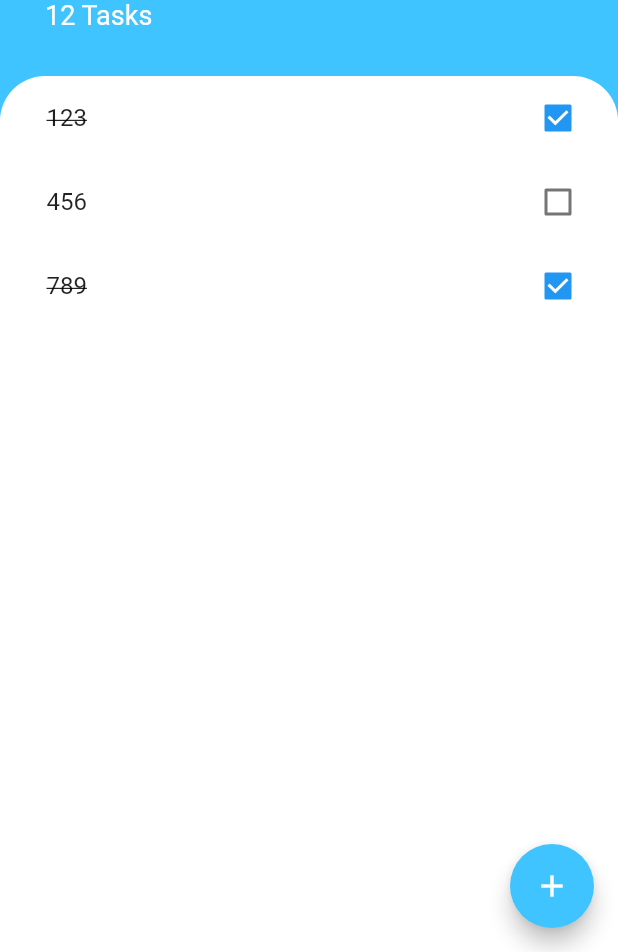
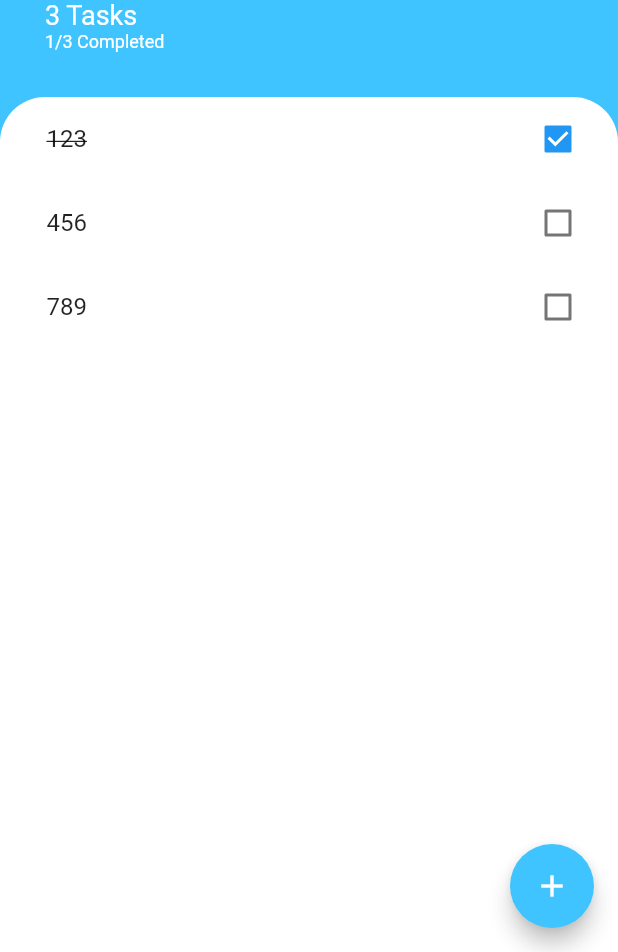
Before and after one commit to FeltesPT/todoey, a Flutter app: the screen it shows after launch, on a phone screen of 412 x 824 dp, the part 284-1236 px from its top. Run offline on Flutter 3.47's test engine with Material 2 defaults, Android fonts, the phone set to English and light mode, and no system bars.

Commit message:
Added provider and completed count

```diff
--- a/lib/main.dart
+++ b/lib/main.dart
@@ -1,14 +1,19 @@
 import 'package:flutter/material.dart';
 import 'screens/tasks_screen.dart';
+import 'package:provider/provider.dart';
+import 'package:todoey_flutter/models/data.dart';
 
 void main() => runApp(MyApp());
 
 class MyApp extends StatelessWidget {
   @override
   Widget build(BuildContext context) {
-    return Container(
-      child: MaterialApp(
-        home: TasksScreen(),
+    return ChangeNotifierProvider<Data>(
+      create: (_) => Data(),
+      child: Container(
+        child: MaterialApp(
+          home: TasksScreen(),
+        ),
       ),
     );
   }
--- /dev/null
+++ b/lib/models/data.dart
@@ -0,0 +1,26 @@
+import 'package:flutter/material.dart';
+
+import 'package:todoey_flutter/models/task.dart';
+
+class Data extends ChangeNotifier {
+  List<Task> tasks = [
+    Task(text: "123", isDone: true),
+    Task(text: "456"),
+    Task(text: "789"),
+  ];
+
+  void addTasks(Task newTask) {
+    tasks.add(newTask);
+    notifyListeners();
+  }
+
+  int getCompletedCount() {
+    var completed = tasks.where((i) => i.isDone).toList();
+    return completed.length;
+  }
+
+  int getNotCompletedCount() {
+    var notCompleted = tasks.where((i) => !i.isDone).toList();
+    return notCompleted.length;
+  }
+}
--- a/lib/screens/add_task_screen.dart
+++ b/lib/screens/add_task_screen.dart
@@ -1,5 +1,4 @@
 import 'package:flutter/material.dart';
-import 'package:todoey_flutter/models/task.dart';
 
 class AddTaskScreen extends StatelessWidget {
   AddTaskScreen({@required this.onTaskAdded});
@@ -42,9 +41,7 @@ class AddTaskScreen extends StatelessWidget {
             ),
             FlatButton(
               onPressed: () {
-                onTaskAdded(
-                  Task(text: taskText),
-                );
+                onTaskAdded(taskText);
                 controller.clear();
               },
               child: Text("Add"),
--- a/lib/screens/tasks_screen.dart
+++ b/lib/screens/tasks_screen.dart
@@ -1,4 +1,6 @@
 import 'package:flutter/material.dart';
+import 'package:provider/provider.dart';
+import 'package:todoey_flutter/models/data.dart';
 import 'package:todoey_flutter/widgets/task_list.dart';
 import 'add_task_screen.dart';
 
@@ -10,12 +12,6 @@ class TasksScreen extends StatefulWidget {
 }
 
 class _TasksScreenState extends State<TasksScreen> {
-  final List<Task> tasks = [
-    Task(text: "123", isDone: true),
-    Task(text: "456"),
-    Task(text: "789", isDone: true),
-  ];
-
   @override
   Widget build(BuildContext context) {
     return Scaffold(
@@ -27,10 +23,12 @@ class _TasksScreenState extends State<TasksScreen> {
           showModalBottomSheet(
               context: context,
               builder: (context) => AddTaskScreen(
-                    onTaskAdded: (task) {
+                    onTaskAdded: (taskTitle) {
                       setState(() {
-                        tasks.add(task);
+                        Provider.of<Data>(context)
+                            .addTasks(Task(text: taskTitle));
                       });
+                      Navigator.pop(context);
                     },
                   ));
         },
@@ -69,12 +67,19 @@ class _TasksScreenState extends State<TasksScreen> {
                   ),
                 ),
                 Text(
-                  '12 Tasks',
+                  '${Provider.of<Data>(context).tasks.length} Tasks',
                   style: TextStyle(
                     fontSize: 18.0,
                     color: Colors.white,
                   ),
-                )
+                ),
+                Text(
+                  '${Provider.of<Data>(context).getCompletedCount()}/${Provider.of<Data>(context).tasks.length} Completed',
+                  style: TextStyle(
+                    fontSize: 12.0,
+                    color: Colors.white,
+                  ),
+                ),
               ],
             ),
           ),
@@ -89,10 +94,9 @@ class _TasksScreenState extends State<TasksScreen> {
                 ),
               ),
               child: TaskList(
-                tasks: tasks,
                 onTaskToggle: (index) {
                   setState(() {
-                    tasks[index].toggleDone();
+                    Provider.of<Data>(context).tasks[index].toggleDone();
                   });
                 },
               ),
--- a/lib/widgets/task_list.dart
+++ b/lib/widgets/task_list.dart
@@ -1,15 +1,18 @@
 import 'package:flutter/material.dart';
+import 'package:provider/provider.dart';
 import 'package:todoey_flutter/models/task.dart';
 import 'package:todoey_flutter/widgets/task_item.dart';
+import 'package:todoey_flutter/models/data.dart';
 
 class TaskList extends StatelessWidget {
-  TaskList({@required this.tasks, @required this.onTaskToggle});
+  TaskList({@required this.onTaskToggle});
 
-  final List<Task> tasks;
   final Function onTaskToggle;
 
   @override
   Widget build(BuildContext context) {
+    List<Task> tasks = Provider.of<Data>(context).tasks;
+
     return ListView.builder(
       itemBuilder: (context, index) {
         return TaskItem(
--- a/pubspec.yaml
+++ b/pubspec.yaml
@@ -23,6 +23,7 @@ dependencies:
   # The following adds the Cupertino Icons font to your application.
   # Use with the CupertinoIcons class for iOS style icons.
   cupertino_icons: ^0.1.2
+  provider: ^3.2.0
 
 dev_dependencies:
   flutter_test:
```
Also changed, not shown: pubspec.lock.
